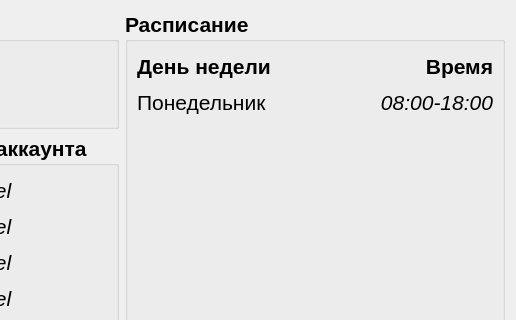
Before: the Qt Designer form vet/vetclient/src/ui/acc_info.ui in Painted-Black/BMSTU-DB-CourseWork, drawn with Qt 5; both pictures show x 295 to 811 and y 0 to 320 of the 811 by 770 pixel window.
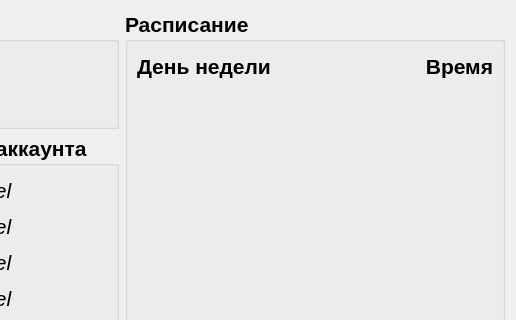
After: the same form once the commit is applied.

What changed in the file:
```diff
--- a/vet/vetclient/src/ui/acc_info.ui
+++ b/vet/vetclient/src/ui/acc_info.ui
@@ -635,45 +635,13 @@
         </property>
        </widget>
       </item>
-      <item row="1" column="0">
-       <widget class="QLabel" name="input_day_label">
-        <property name="minimumSize">
-         <size>
-          <width>0</width>
-          <height>30</height>
-         </size>
+      <item row="1" column="0" colspan="2">
+       <widget class="QFrame" name="sched_frame">
+        <property name="frameShape">
+         <enum>QFrame::StyledPanel</enum>
         </property>
-        <property name="font">
-         <font>
-          <weight>50</weight>
-          <bold>false</bold>
-         </font>
-        </property>
-        <property name="text">
-         <string>Понедельник</string>
-        </property>
-       </widget>
-      </item>
-      <item row="1" column="1">
-       <widget class="QLabel" name="input_time_label">
-        <property name="minimumSize">
-         <size>
-          <width>0</width>
-          <height>30</height>
-         </size>
-        </property>
-        <property name="font">
-         <font>
-          <weight>50</weight>
-          <italic>true</italic>
-          <bold>false</bold>
-         </font>
-        </property>
-        <property name="text">
-         <string>08:00-18:00</string>
-        </property>
-        <property name="alignment">
-         <set>Qt::AlignRight|Qt::AlignTrailing|Qt::AlignVCenter</set>
+        <property name="frameShadow">
+         <enum>QFrame::Raised</enum>
         </property>
        </widget>
       </item>
```
